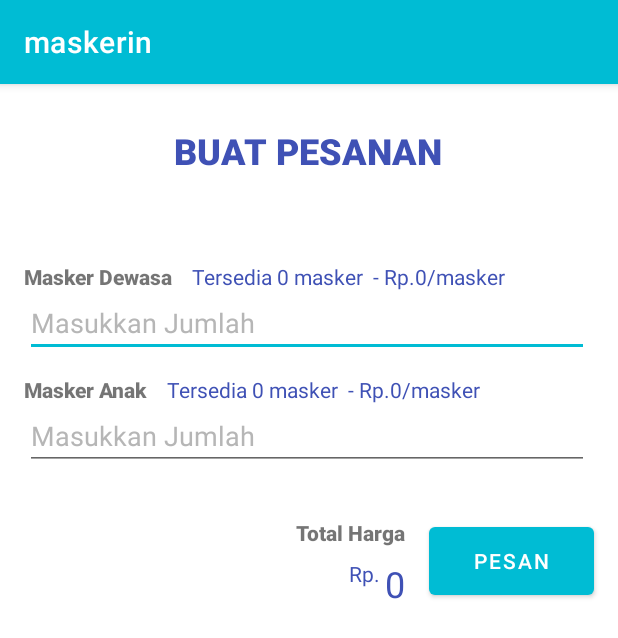
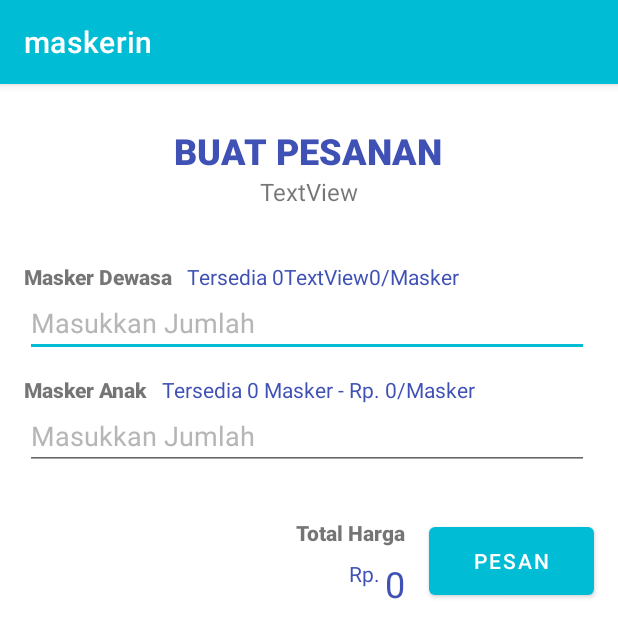
Before and after one commit to nfhmaulidya/maskerin, an Android app: the PemesananActivity screen opened directly, with no data from a screen before it, on a phone screen of 412 x 824 dp. Shown: the top 638 px of the screen. Run offline under Robolectric (Android 15) with nearby library versions, the phone set to English and light mode, and no system bars; our stand-ins replace Firebase (no records; nobody signed in at launch, a user with empty details on screens opened directly); 6 statements that could not run were skipped.

Commit message:
mau bubuk

```diff
--- a/app/src/main/res/layout/activity_buatpesanan.xml
+++ b/app/src/main/res/layout/activity_buatpesanan.xml
@@ -5,6 +5,16 @@
     xmlns:tools="http://schemas.android.com/tools"
     android:layout_width="match_parent"
     android:layout_height="match_parent">
+
+    <TextView
+        android:id="@+id/textView7"
+        android:layout_width="wrap_content"
+        android:layout_height="wrap_content"
+        android:layout_marginTop="12dp"
+        android:text="/Masker"
+        android:textColor="#3F51B5"
+        app:layout_constraintStart_toEndOf="@+id/tv_harga_anak"
+        app:layout_constraintTop_toBottomOf="@+id/et_jumlah_dewasa" />
 
     <TextView
         android:id="@+id/textView3"
@@ -80,9 +90,9 @@
         android:layout_width="wrap_content"
         android:layout_height="wrap_content"
         android:layout_marginTop="36dp"
-        android:text="TextView"
+        android:text="0"
         android:textColor="#3F51B5"
-        app:layout_constraintStart_toEndOf="@+id/tv_jumlah_stock_dewasa"
+        app:layout_constraintStart_toEndOf="@+id/textView10"
         app:layout_constraintTop_toBottomOf="@+id/tvNamaApotik" />
 
     <EditText
@@ -117,9 +127,9 @@
         android:layout_width="wrap_content"
         android:layout_height="wrap_content"
         android:layout_marginTop="12dp"
-        android:text="TextView"
+        android:text="0"
         android:textColor="#3F51B5"
-        app:layout_constraintStart_toEndOf="@+id/tv_jumlah_stock_anak"
+        app:layout_constraintStart_toEndOf="@+id/textView6"
         app:layout_constraintTop_toBottomOf="@+id/et_jumlah_dewasa" />
 
     <Button
@@ -138,9 +148,9 @@
         android:layout_width="wrap_content"
         android:layout_height="wrap_content"
         android:layout_marginTop="36dp"
-        android:text="TextView"
+        android:text="0"
         android:textColor="#3F51B5"
-        app:layout_constraintStart_toEndOf="@+id/textView5"
+        app:layout_constraintStart_toEndOf="@+id/textView8"
         app:layout_constraintTop_toBottomOf="@+id/tvNamaApotik" />
 
     <TextView
@@ -148,9 +158,9 @@
         android:layout_width="wrap_content"
         android:layout_height="wrap_content"
         android:layout_marginTop="12dp"
-        android:text="TextView"
+        android:text="0"
         android:textColor="#3F51B5"
-        app:layout_constraintStart_toEndOf="@+id/textView9"
+        app:layout_constraintStart_toEndOf="@+id/textView"
         app:layout_constraintTop_toBottomOf="@+id/et_jumlah_dewasa" />
 
     <TextView
@@ -163,4 +173,54 @@
         app:layout_constraintEnd_toStartOf="@+id/tv_total_harga"
         app:layout_constraintTop_toBottomOf="@+id/textView11" />
 
+    <TextView
+        android:id="@+id/textView"
+        android:layout_width="wrap_content"
+        android:layout_height="wrap_content"
+        android:layout_marginTop="12dp"
+        android:text="Tersedia "
+        android:textColor="#3F51B5"
+        app:layout_constraintStart_toEndOf="@+id/textView9"
+        app:layout_constraintTop_toBottomOf="@+id/et_jumlah_dewasa" />
+
+    <TextView
+        android:id="@+id/textView6"
+        android:layout_width="wrap_content"
+        android:layout_height="wrap_content"
+        android:layout_marginTop="12dp"
+        android:text=" Masker - Rp. "
+        android:textColor="#3F51B5"
+        app:layout_constraintStart_toEndOf="@+id/tv_jumlah_stock_anak"
+        app:layout_constraintTop_toBottomOf="@+id/et_jumlah_dewasa" />
+
+    <TextView
+        android:id="@+id/textView8"
+        android:layout_width="wrap_content"
+        android:layout_height="wrap_content"
+        android:layout_marginTop="36dp"
+        android:text="Tersedia "
+        android:textColor="#3F51B5"
+        app:layout_constraintStart_toEndOf="@+id/textView5"
+        app:layout_constraintTop_toBottomOf="@+id/tvNamaApotik" />
+
+    <TextView
+        android:id="@+id/textView10"
+        android:layout_width="wrap_content"
+        android:layout_height="wrap_content"
+        android:layout_marginTop="36dp"
+        android:text="TextView"
+        android:textColor="#3F51B5"
+        app:layout_constraintStart_toEndOf="@+id/tv_jumlah_stock_dewasa"
+        app:layout_constraintTop_toBottomOf="@+id/tvNamaApotik" />
+
+    <TextView
+        android:id="@+id/textView12"
+        android:layout_width="wrap_content"
+        android:layout_height="wrap_content"
+        android:layout_marginTop="36dp"
+        android:text="/Masker"
+        android:textColor="#3F51B5"
+        app:layout_constraintStart_toEndOf="@+id/tv_harga_dewasa"
+        app:layout_constraintTop_toBottomOf="@+id/tvNamaApotik" />
+
 </androidx.constraintlayout.widget.ConstraintLayout>
```
Also changed, not shown: app/src/main/java/com/example/maskerin/MapsActivity.java (+43 -40 lines), app/src/main/java/com/example/maskerin/PemesananActivity.java (+45 -23 lines), app/src/main/java/com/example/maskerin/adapter/PharmacyAdapter.java (+5 -5 lines), app/src/main/java/com/example/maskerin/class_object/Pharmacy.java (+20 -0 lines).
